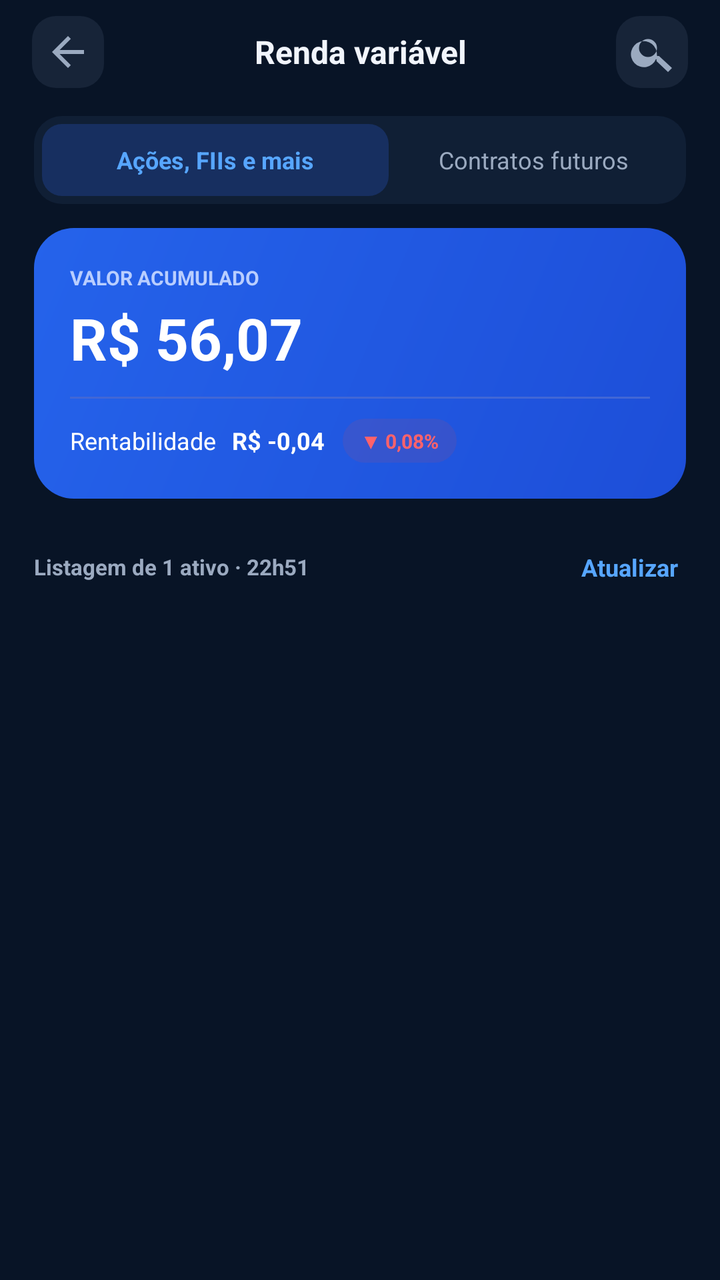
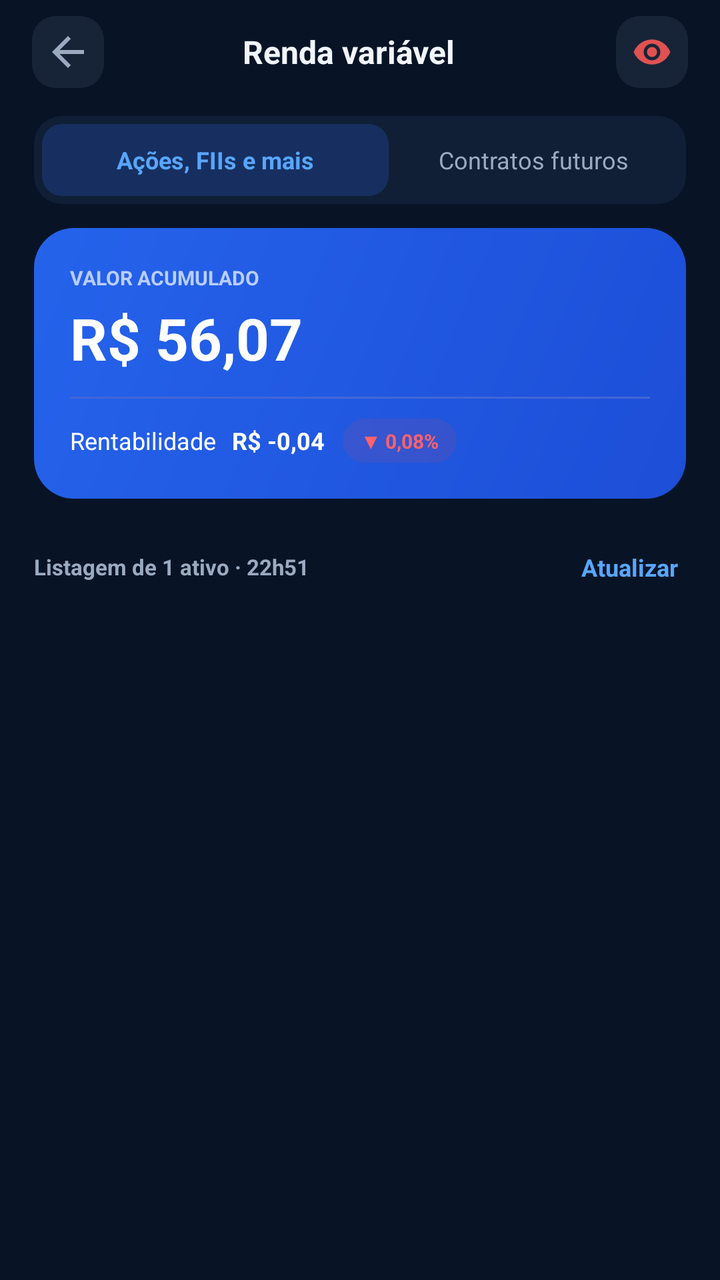

An Android layout rendered at two revisions. The XML below is the earlier revision; the diff shows what the commit changed to produce the second picture.
<!-- AndroidManifest.xml: application theme Theme.AccurancyMobileApp -->
<!-- res/layout/fragment_wallet.xml -->
<?xml version="1.0" encoding="utf-8"?>
<FrameLayout
    xmlns:android="http://schemas.android.com/apk/res/android"
    xmlns:app="http://schemas.android.com/apk/res-auto"
    android:layout_width="match_parent"
    android:layout_height="match_parent"
    android:background="#081426">

    <androidx.constraintlayout.widget.ConstraintLayout
        android:layout_width="match_parent"
        android:layout_height="match_parent"
        android:background="#081426">

        
        <LinearLayout
            android:id="@+id/cabecalho"
            android:layout_width="0dp"
            android:layout_height="52dp"
            android:gravity="center_vertical"
            android:orientation="horizontal"
            android:paddingStart="16dp"
            android:paddingEnd="16dp"
            app:layout_constraintTop_toTopOf="parent"
            app:layout_constraintStart_toStartOf="parent"
            app:layout_constraintEnd_toEndOf="parent">

            <ImageButton
                android:id="@+id/btnVoltar"
                android:layout_width="36dp"
                android:layout_height="36dp"
                android:background="@drawable/bg_btn_icone"
                android:contentDescription="Voltar"
                android:src="@drawable/ic_arrow_back"
                app:tint="#9BAAC0" />

            <TextView
                android:layout_width="0dp"
                android:layout_height="wrap_content"
                android:layout_weight="1"
                android:gravity="center"
                android:text="Renda variável"
                android:textColor="#F1F5FC"
                android:textSize="16sp"
                android:textStyle="bold" />

            <ImageButton
                android:id="@+id/btnPesquisar"
                android:layout_width="36dp"
                android:layout_height="36dp"
                android:background="@drawable/bg_btn_icone"
                android:contentDescription="Pesquisar ativos"
                android:src="@drawable/ic_busca"
                app:tint="#9BAAC0" />
        </LinearLayout>


        <LinearLayout
            android:id="@+id/abasCategoria"
            android:layout_width="0dp"
            android:layout_height="44dp"
            android:layout_marginStart="17dp"
            android:layout_marginTop="6dp"
            android:layout_marginEnd="17dp"
            android:background="@drawable/bg_abas_carteira"
            android:orientation="horizontal"
            android:padding="4dp"
            app:layout_constraintTop_toBottomOf="@id/cabecalho"
            app:layout_constraintStart_toStartOf="parent"
            app:layout_constraintEnd_toEndOf="parent">

            <TextView
                android:id="@+id/abaAcoes"
                android:layout_width="0dp"
                android:layout_height="match_parent"
                android:layout_weight="1.2"
                android:background="@drawable/bg_aba_selecionada"
                android:gravity="center"
                android:text="Ações, FIIs e mais"
                android:textColor="#57A6FF"
                android:textSize="12sp"
                android:textStyle="bold" />

            <TextView
                android:id="@+id/abaFuturos"
                android:layout_width="0dp"
                android:layout_height="match_parent"
                android:layout_weight="1"
                android:gravity="center"
                android:text="Contratos futuros"
                android:textColor="#9BAAC0"
                android:textSize="12sp" />
        </LinearLayout>

        
        <ScrollView
            android:id="@+id/scrollCarteira"
            android:layout_width="0dp"
            android:layout_height="0dp"
            android:clipToPadding="false"
            android:fillViewport="true"
            app:layout_constraintTop_toBottomOf="@id/abasCategoria"
            app:layout_constraintBottom_toBottomOf="parent"
            app:layout_constraintStart_toStartOf="parent"
            app:layout_constraintEnd_toEndOf="parent">

            <LinearLayout
                android:layout_width="match_parent"
                android:layout_height="wrap_content"
                android:orientation="vertical"
                android:paddingStart="17dp"
                android:paddingTop="12dp"
                android:paddingEnd="17dp"
                android:paddingBottom="16dp">

                
                <LinearLayout
                    android:id="@+id/cardResumo"
                    android:layout_width="match_parent"
                    android:layout_height="wrap_content"
                    android:background="@drawable/bg_card_patrimonio"
                    android:orientation="vertical"
                    android:padding="18dp">

                    <TextView
                        android:layout_width="wrap_content"
                        android:layout_height="wrap_content"
                        android:text="VALOR ACUMULADO"
                        android:textColor="#B9CEFF"
                        android:textSize="10sp"
                        android:textStyle="bold" />

                    <TextView
                        android:id="@+id/tvValorAcumulado"
                        android:layout_width="wrap_content"
                        android:layout_height="wrap_content"
                        android:layout_marginTop="4dp"
                        android:text="R$ 56,07"
                        android:textColor="#FFFFFF"
                        android:textSize="29sp"
                        android:textStyle="bold" />

                    <View
                        android:layout_width="match_parent"
                        android:layout_height="1dp"
                        android:layout_marginTop="10dp"
                        android:layout_marginBottom="10dp"
                        android:background="#4267D5" />

                    <LinearLayout
                        android:layout_width="match_parent"
                        android:layout_height="wrap_content"
                        android:gravity="center_vertical"
                        android:orientation="horizontal">

                        <TextView
                            android:layout_width="wrap_content"
                            android:layout_height="wrap_content"
                            android:text="Rentabilidade"
                            android:textColor="#FFFFFF"
                            android:textSize="12sp" />

                        <TextView
                            android:id="@+id/tvRentabilidadeValor"
                            android:layout_width="wrap_content"
                            android:layout_height="wrap_content"
                            android:layout_marginStart="8dp"
                            android:text="R$ -0,04"
                            android:textColor="#FFFFFF"
                            android:textSize="12sp"
                            android:textStyle="bold" />

                        <TextView
                            android:id="@+id/tvRentabilidadePercentual"
                            android:layout_width="wrap_content"
                            android:layout_height="wrap_content"
                            android:layout_marginStart="9dp"
                            android:background="@drawable/bg_tag_negativo"
                            android:paddingStart="9dp"
                            android:paddingTop="4dp"
                            android:paddingEnd="9dp"
                            android:paddingBottom="4dp"
                            android:text="▼ 0,08%"
                            android:textColor="#FF626B"
                            android:textSize="10sp"
                            android:textStyle="bold" />
                    </LinearLayout>
                </LinearLayout>



                
                <LinearLayout
                    android:layout_width="match_parent"
                    android:layout_height="wrap_content"
                    android:layout_marginTop="22dp"
                    android:gravity="center_vertical"
                    android:orientation="horizontal">

                    <TextView
                        android:id="@+id/tvQuantidadeAtivos"
                        android:layout_width="0dp"
                        android:layout_height="wrap_content"
                        android:layout_weight="1"
                        android:text="Listagem de 1 ativo · 22h51"
                        android:textColor="#9BAAC0"
                        android:textSize="11sp"
                        android:textStyle="bold" />

                    <TextView
                        android:id="@+id/btnAtualizar"
                        android:layout_width="wrap_content"
                        android:layout_height="wrap_content"
                        android:padding="4dp"
                        android:text="Atualizar"
                        android:textColor="#57A6FF"
                        android:textSize="12sp"
                        android:textStyle="bold" />
                </LinearLayout>

                
                <androidx.recyclerview.widget.RecyclerView
                    android:id="@+id/recyclerInvestimentos"
                    android:layout_width="match_parent"
                    android:layout_height="match_parent"
                    android:layout_marginTop="12dp"
                    android:nestedScrollingEnabled="false"
                    android:overScrollMode="never" />

                
                <TextView
                    android:id="@+id/txtCarteiraVazia"
                    android:layout_width="match_parent"
                    android:layout_height="wrap_content"
                    android:gravity="center"
                    android:padding="28dp"
                    android:text="Você ainda não possui ativos nesta carteira."
                    android:textColor="#9BAAC0"
                    android:textSize="13sp"
                    android:visibility="gone" />

            </LinearLayout>
        </ScrollView>

    </androidx.constraintlayout.widget.ConstraintLayout>

</FrameLayout>
<!-- resources referenced by this layout -->
<resources>
  <!-- drawable bg_aba_selecionada (drawable) -->
  <?xml version="1.0" encoding="utf-8"?>
  <shape xmlns:android="http://schemas.android.com/apk/res/android">
      <solid android:color="#172F60"/>
      <corners android:radius="10dp"/>
  </shape>
  <!-- drawable bg_abas_carteira (drawable) -->
  <?xml version="1.0" encoding="utf-8"?>
  <shape xmlns:android="http://schemas.android.com/apk/res/android">
      <solid android:color="#101F35"/>
      <corners android:radius="14dp"/>
  </shape>
  <!-- drawable bg_btn_icone (drawable) -->
  <?xml version="1.0" encoding="utf-8"?>
  <shape xmlns:android="http://schemas.android.com/apk/res/android">
      <solid android:color="#172438"/>
      <corners android:radius="12dp"/>
  </shape>
  <!-- drawable bg_card_patrimonio (drawable) -->
  <?xml version="1.0" encoding="utf-8"?>
  <shape xmlns:android="http://schemas.android.com/apk/res/android"
      android:shape="rectangle">
      <gradient
          android:angle="315"
          android:startColor="#2563EB"
          android:endColor="#1D4ED8" />
      <corners android:radius="20dp" />
  </shape>
  <!-- drawable bg_tag_negativo (drawable) -->
  <?xml version="1.0" encoding="utf-8"?>
  <shape xmlns:android="http://schemas.android.com/apk/res/android"
      android:shape="rectangle">
      <solid android:color="#1AF44336" />
      <corners android:radius="20dp" />
  </shape>
  <!-- drawable ic_arrow_back (drawable) -->
  <vector xmlns:android="http://schemas.android.com/apk/res/android"
      android:width="24dp" android:height="24dp"
      android:viewportWidth="24" android:viewportHeight="24">
      <path android:fillColor="#FFFFFF"
          android:pathData="M20,11H7.83l5.59,-5.59L12,4l-8,8 8,8 1.41,-1.41L7.83,13H20v-2z"/>
  </vector>
  <!-- drawable ic_busca (drawable) -->
  <?xml version="1.0" encoding="utf-8"?>
  <vector
      xmlns:android="http://schemas.android.com/apk/res/android"
      android:width="24dp"
      android:height="24dp"
      android:viewportWidth="24"
      android:viewportHeight="24">
      <path
          android:fillColor="#FFFFFFFF"
          android:pathData="M15.5,14h-0.79l-0.28,-0.27A6.5,6.5 0,1 0,14 15.5l0.27,0.28v0.79L20,22l2,-2zM10,14.5A4.5,4.5 0,1 1,10 5.5a4.5,4.5 0,0 1,0 9z"
          />
  </vector>
  <style name="Theme.AccurancyMobileApp" parent="Base.Theme.AccurancyMobileApp" />
  <style name="Base.Theme.AccurancyMobileApp" parent="Theme.Material3.DayNight.NoActionBar">
          
          
  
      </style>
</resources>

<!-- the commit's change to res/layout/fragment_wallet.xml (unified diff, before → after) -->
@@ -44,13 +44,14 @@
                 android:textStyle="bold" />
 
             <ImageButton
-                android:id="@+id/btnPesquisar"
+                android:id="@+id/btnExcluirCarteira"
                 android:layout_width="36dp"
                 android:layout_height="36dp"
                 android:background="@drawable/bg_btn_icone"
-                android:contentDescription="Pesquisar ativos"
-                android:src="@drawable/ic_busca"
-                app:tint="#9BAAC0" />
+                android:layout_marginLeft="12dp"
+                android:src="@drawable/ic_eye"
+                android:contentDescription="Excluir carteira"
+                app:tint="#E05252" />
         </LinearLayout>
 
 
<!-- resource entries referenced after the edit -->
@@ -42,18 +42,16 @@
       <path android:fillColor="#FFFFFF"
           android:pathData="M20,11H7.83l5.59,-5.59L12,4l-8,8 8,8 1.41,-1.41L7.83,13H20v-2z"/>
   </vector>
-  <!-- drawable ic_busca (drawable) -->
+  <!-- drawable ic_eye (drawable) -->
   <?xml version="1.0" encoding="utf-8"?>
-  <vector
-      xmlns:android="http://schemas.android.com/apk/res/android"
-      android:width="24dp"
-      android:height="24dp"
+  <vector xmlns:android="http://schemas.android.com/apk/res/android"
+      android:width="20dp"
+      android:height="20dp"
       android:viewportWidth="24"
       android:viewportHeight="24">
       <path
-          android:fillColor="#FFFFFFFF"
-          android:pathData="M15.5,14h-0.79l-0.28,-0.27A6.5,6.5 0,1 0,14 15.5l0.27,0.28v0.79L20,22l2,-2zM10,14.5A4.5,4.5 0,1 1,10 5.5a4.5,4.5 0,0 1,0 9z"
-          />
+          android:fillColor="#FF475569"
+          android:pathData="M12,4.5C7,4.5 2.73,7.61 1,12c1.73,4.39 6,7.5 11,7.5s9.27-3.11 11-7.5C21.27,7.61 17,4.5 12,4.5zM12,17c-2.76,0 -5,-2.24 -5,-5s2.24,-5 5,-5 5,2.24 5,5 -2.24,5 -5,5zM12,9c-1.66,0 -3,1.34 -3,3s1.34,3 3,3 3,-1.34 3,-3 -1.34,-3 -3,-3z" />
   </vector>
   <style name="Theme.AccurancyMobileApp" parent="Base.Theme.AccurancyMobileApp" />
   <style name="Base.Theme.AccurancyMobileApp" parent="Theme.Material3.DayNight.NoActionBar">
